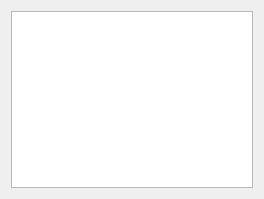
First picture: the form in 窗体/参数窗口.ui, repository FsterThanLight/automatic_clicker_2, before the edit.
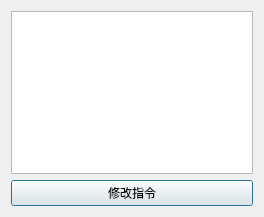
Second picture: the form after the edit. Icons and pictures are not drawn.

```diff
--- a/窗体/参数窗口.ui
+++ b/窗体/参数窗口.ui
@@ -7,7 +7,7 @@
     <x>0</x>
     <y>0</y>
     <width>264</width>
-    <height>199</height>
+    <height>217</height>
    </rect>
   </property>
   <property name="windowTitle">
@@ -31,6 +31,13 @@
      </property>
     </widget>
    </item>
+   <item>
+    <widget class="QPushButton" name="pushButton">
+     <property name="text">
+      <string>修改指令</string>
+     </property>
+    </widget>
+   </item>
   </layout>
  </widget>
  <resources>
```
